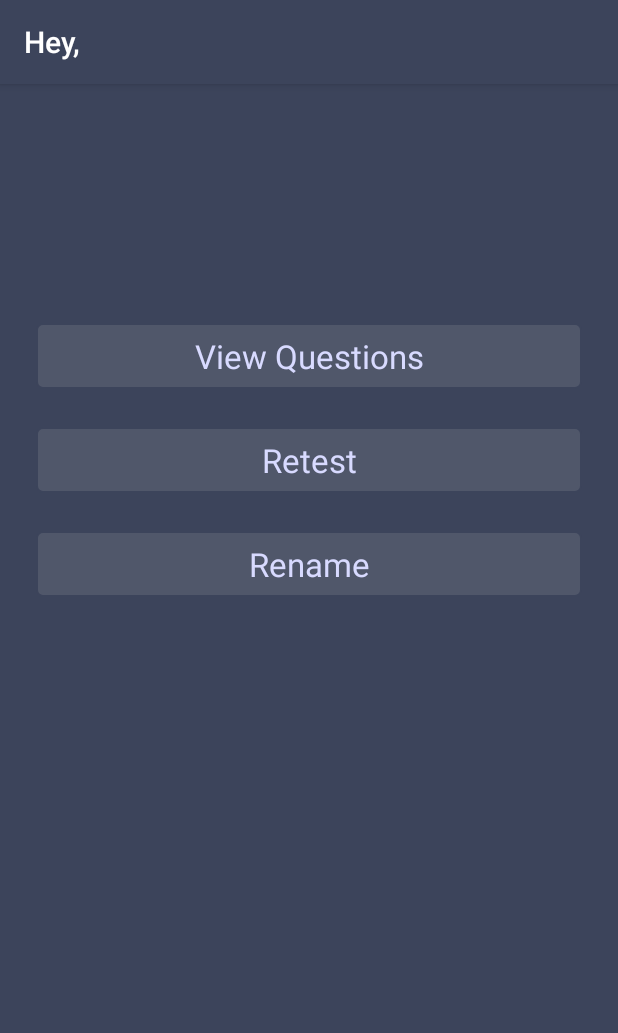
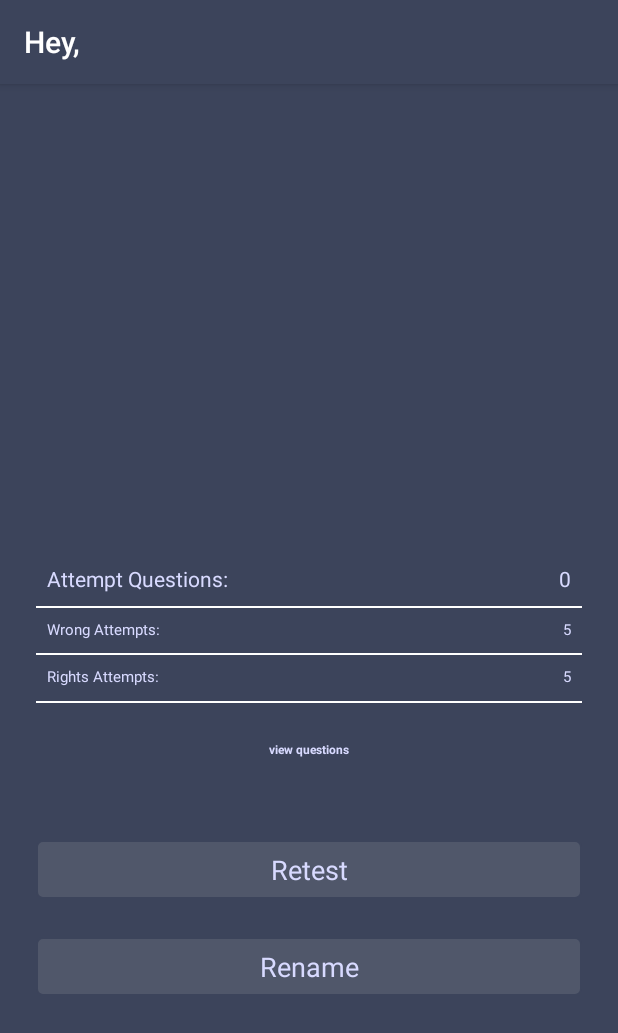
Before and after one commit to vinay089/Udacity_Quiz, an Android app: the After_Complete_test screen opened directly, with no data from a screen before it, on a phone screen of 412 x 824 dp. Shown: the top 1033 px of the screen. Run offline under Robolectric (Android 15) with nearby library versions, the phone set to English and light mode, and no system bars; our stand-ins replace ButterKnife; libraries missing offline, so code that uses them is left out: com.plattysoft.leonids; 3 statements that could not run were skipped.

Commit message:
sparkles after completion of test

```diff
--- a/app/build.gradle
+++ b/app/build.gradle
@@ -28,6 +28,7 @@ dependencies {
     annotationProcessor 'com.jakewharton:butterknife-compiler:8.8.1'
     compile 'com.google.dagger:dagger:2.10' //dagger library
     annotationProcessor 'com.google.dagger:dagger-compiler:2.10'
+    compile 'com.plattysoft.leonids:LeonidsLib:1.3.2' // particle explsion library
 
     androidTestImplementation 'com.android.support.test:runner:1.0.1'
     androidTestImplementation 'com.android.support.test.espresso:espresso-core:3.0.1'
--- a/app/src/main/java/quiz/com/quiz_basicsch/Adapter/History_Adapter.java
+++ b/app/src/main/java/quiz/com/quiz_basicsch/Adapter/History_Adapter.java
@@ -22,7 +22,7 @@ public class History_Adapter extends BaseAdapter {
 
     ArrayList<Question_Model> list;
     WeakReference<Context> _context;
-    History_Adapter(Context context, ArrayList<Question_Model> list){
+    public History_Adapter(Context context, ArrayList<Question_Model> list){
         _context = new WeakReference<Context>(context);
         this.list = list;
     }
--- a/app/src/main/java/quiz/com/quiz_basicsch/Adapter/Option_Adapter.java
+++ b/app/src/main/java/quiz/com/quiz_basicsch/Adapter/Option_Adapter.java
@@ -27,7 +27,7 @@ public class Option_Adapter extends BaseAdapter {
     List<String> list;
     private int selectedPosition = -1;
 
-    Option_Adapter(Context _context, List<String> list){
+    public Option_Adapter(Context _context, List<String> list){
         this.list = list;
         context = new WeakReference<Context> (_context);
     }
--- a/app/src/main/java/quiz/com/quiz_basicsch/After_Complete_test.java
+++ b/app/src/main/java/quiz/com/quiz_basicsch/After_Complete_test.java
@@ -8,6 +8,8 @@ import android.support.annotation.RequiresApi;
 import android.support.v7.app.AppCompatActivity;
 import android.view.View;
 import android.widget.TextView;
+
+import com.plattysoft.leonids.ParticleSystem;
 
 import java.util.ArrayList;
 
@@ -23,6 +25,15 @@ public class After_Complete_test extends AppCompatActivity {
     @BindView(R.id.tv_view_history)
     TextView viewHistory;
 
+    @BindView(R.id.id_view)
+    View el;
+
+    @BindView(R.id.tv_correct_attempts)
+    TextView Tv_Correct_Attempts;
+
+    @BindView(R.id.tv_wrong_attempts)
+    TextView Tv_wrong_attempts;
+
     @Override
     protected void onCreate(Bundle savedInstanceState) {
         super.onCreate(savedInstanceState);
@@ -33,6 +44,47 @@ public class After_Complete_test extends AppCompatActivity {
         String name = getSharedPreferences("Prefrences", MODE_PRIVATE).getString("name", "");
 
         getSupportActionBar().setTitle("Hey, "+name);
+
+
+        new Thread(){
+
+            @Override
+            public void run(){
+
+                final int correct_answer = getList();
+                final int wrong_attempts = 5 - correct_answer;
+
+                runOnUiThread(new Runnable() {
+                    @Override
+                    public void run() {
+
+                        Tv_Correct_Attempts.setText(""+correct_answer);
+                        Tv_wrong_attempts.setText(""+wrong_attempts);
+                    }
+                });
+            }
+        }.start();
+
+
+        new ParticleSystem(this, 80, R.drawable.ripple, 5000)
+                .setSpeedModuleAndAngleRange(0f, 0.3f, 0, 0)
+                .setRotationSpeed(144)
+                .setAcceleration(0.00005f, 90)
+                .emit(el, 8);
+
+        new ParticleSystem(this, 80, R.drawable.rippleredred, 5000)
+                .setSpeedModuleAndAngleRange(0f, 0.3f, 0, 0)
+                .setRotationSpeed(144)
+                .setAcceleration(0.00005f, 90)
+                .emit(el, 8);
+
+        new ParticleSystem(this, 80, R.drawable.rippleorange, 5000)
+                .setSpeedModuleAndAngleRange(0f, 0.3f, 0, 0)
+                .setRotationSpeed(144)
+                .setAcceleration(0.00005f, 90)
+                .emit(el, 8);
+
+
 
     }
 
@@ -82,7 +134,45 @@ public class After_Complete_test extends AppCompatActivity {
 
     }
 
+    private int getList() {
+        ArrayList<Integer> id_list = MainQuestionActivity.user_question_id;
+        ArrayList<Integer> user_ans = MainQuestionActivity.user_answers;
 
+        int correct_count = 0;
+
+        ArrayList<Question_Model> final_list = new ArrayList<>();
+
+        String answer = "";
+        for (int i = 0; i < id_list.size(); i++) {
+
+            Question_Model question_model = Maintain_ArrayList.allQuestions_ArrayList.get(id_list.get(i));
+
+            switch (user_ans.get(i)) {
+                case 0:
+                    answer = question_model.getOption1();
+                    break;
+
+                case 1:
+                    answer = question_model.getOption2();
+                    break;
+
+                case 2:
+                    answer = question_model.getOption3();
+                    break;
+
+                case 3:
+                    answer = question_model.getOption4();
+                    break;
+
+            }
+            question_model.setUser_answer(answer);
+
+            if(question_model.getAnswer().trim().equalsIgnoreCase(answer.trim()))
+                correct_count++;
+        }
+        return correct_count;
+
+    }
     Question_Listener question_listener = new Question_Listener() {
         @RequiresApi(api = Build.VERSION_CODES.LOLLIPOP)
         @Override
--- a/app/src/main/java/quiz/com/quiz_basicsch/Custom_Class/Maintain_ArrayList.java
+++ b/app/src/main/java/quiz/com/quiz_basicsch/Custom_Class/Maintain_ArrayList.java
@@ -12,7 +12,7 @@ public class Maintain_ArrayList {
 
     static Maintain_ArrayList maintain_arrayList;
 
-    static ArrayList<Question_Model> allQuestions_ArrayList;
+    public static ArrayList<Question_Model> allQuestions_ArrayList;
     static ArrayList<Question_Model> user_Questions_ArrayList;
 
     /*private static Maintain_ArrayList getInstance(){
--- a/app/src/main/java/quiz/com/quiz_basicsch/MainQuestionActivity.java
+++ b/app/src/main/java/quiz/com/quiz_basicsch/MainQuestionActivity.java
@@ -105,7 +105,7 @@ public class MainQuestionActivity extends AppCompatActivity {
         user_answers.add(pos);
         Option_Model.getInstance().setSelectedPosition(-1);
 
-        if(user_question_id.size() >= 5){
+        if(user_question_id.size() == 5){
 
             Intent intent = new Intent(this, After_Complete_test.class);
             intent.addFlags(Intent.FLAG_ACTIVITY_CLEAR_TASK | Intent.FLAG_ACTIVITY_NEW_TASK);
--- a/app/src/main/res/layout/activity_after__complete_test.xml
+++ b/app/src/main/res/layout/activity_after__complete_test.xml
@@ -5,10 +5,134 @@
     android:layout_width="match_parent"
     android:layout_height="match_parent"
     tools:context="quiz.com.quiz_basicsch.After_Complete_test"
-    android:background="@color/primary_background_color">
+    android:background="@color/primary_background_color"
+    android:id="@+id/rl_animation">
 
+    <View
+        android:layout_width="match_parent"
+        android:layout_height="match_parent"
+        android:id="@+id/id_view"/>
 
-    <TextView
+    <LinearLayout
+        android:layout_width="match_parent"
+        android:layout_height="wrap_content"
+        android:layout_margin="24dp"
+        android:orientation="vertical"
+        android:id="@+id/ll_score"
+        android:layout_centerVertical="true">
+
+        <RelativeLayout
+            android:layout_width="match_parent"
+            android:layout_height="wrap_content"
+            android:orientation="horizontal">
+
+            <TextView
+                android:layout_width="wrap_content"
+                android:layout_height="wrap_content"
+                android:padding="7dp"
+                android:text="Attempt Questions:"
+                android:textAppearance="@style/Base.TextAppearance.AppCompat.Small"
+                android:textColor="@color/basic_white" />
+
+            <TextView
+                android:layout_width="wrap_content"
+                android:layout_height="wrap_content"
+                android:layout_gravity="right"
+                android:padding="7dp"
+                android:text="5"
+                android:textAppearance="@style/Base.TextAppearance.AppCompat.Small"
+                android:textColor="@color/basic_white"
+                android:layout_alignParentRight="true"
+                android:id="@+id/tv_correct_attempts"/>
+
+        </RelativeLayout>
+
+        <View
+            android:layout_width="match_parent"
+            android:layout_height="1dp"
+            android:layout_marginTop="1dp"
+            android:background="#fff"/>
+
+        <RelativeLayout
+            android:layout_width="match_parent"
+            android:layout_height="wrap_content"
+            android:orientation="horizontal">
+
+            <TextView
+                android:layout_width="wrap_content"
+                android:layout_height="wrap_content"
+                android:layout_alignParentStart="true"
+                android:layout_alignParentTop="true"
+                android:padding="7dp"
+                android:text="Wrong Attempts:"
+                android:textColor="@color/basic_white"
+                android:textSize="10sp" />
+
+            <TextView
+                android:layout_width="wrap_content"
+                android:layout_height="wrap_content"
+                android:layout_gravity="right"
+                android:padding="7dp"
+                android:text="5"
+                android:textSize="10sp"
+                android:textColor="@color/basic_white"
+                android:layout_alignParentRight="true"
+                android:id="@+id/tv_wrong_attempts" />
+
+        </RelativeLayout>
+
+        <View
+            android:layout_width="match_parent"
+            android:layout_height="1dp"
+            android:layout_marginTop="1dp"
+            android:background="#fff"/>
+
+        <RelativeLayout
+            android:layout_width="match_parent"
+            android:layout_height="wrap_content"
+            android:orientation="horizontal">
+
+            <TextView
+                android:layout_width="wrap_content"
+                android:layout_height="wrap_content"
+                android:padding="7dp"
+                android:text="Rights Attempts:"
+                android:textSize="10sp"
+                android:textColor="@color/basic_white" />
+
+            <TextView
+                android:layout_width="wrap_content"
+                android:layout_height="wrap_content"
+                android:layout_gravity="right"
+                android:padding="7dp"
+                android:text="5"
+                android:textSize="10sp"
+                android:textColor="@color/basic_white"
+                android:layout_alignParentRight="true"/>
+
+        </RelativeLayout>
+
+        <View
+            android:layout_width="match_parent"
+            android:layout_height="1dp"
+            android:layout_marginTop="2dp"
+            android:background="#fff"/>
+
+        <TextView
+            android:layout_width="wrap_content"
+            android:layout_height="wrap_content"
+            android:id="@+id/tv_view_history"
+            android:text="view questions"
+            android:textStyle="bold"
+            android:textSize="8dp"
+            android:textColor="@color/basic_white"
+            android:layout_marginTop="25dp"
+            android:layout_gravity="center"
+            android:paddingBottom="5dp"/>
+
+    </LinearLayout>
+
+    <!--<TextView
         android:id="@+id/tv_view_history"
         android:layout_width="match_parent"
         android:layout_height="wrap_content"
@@ -21,17 +145,17 @@
         android:textAppearance="@style/Base.TextAppearance.AppCompat.Large"
         android:layout_marginLeft="48dp"
         android:padding="7dp"
-        android:textColor="@color/basic_white" />
+        android:textColor="@color/basic_white" />-->
 
     <TextView
         android:layout_width="match_parent"
         android:layout_height="wrap_content"
-        android:textAppearance="@style/Base.TextAppearance.AppCompat.Large"
+        android:textAppearance="@style/Base.TextAppearance.AppCompat.Medium"
         android:text="Retest"
         android:gravity="center"
         android:background="@drawable/roundedcorner_question"
         android:id="@+id/tv_restart_test"
-        android:layout_below="@+id/tv_view_history"
+        android:layout_below="@+id/ll_score"
         android:layout_marginTop="25dp"
         android:layout_marginLeft="48dp"
         android:padding="7dp"
@@ -41,7 +165,7 @@
     <TextView
         android:layout_width="match_parent"
         android:layout_height="wrap_content"
-        android:textAppearance="@style/Base.TextAppearance.AppCompat.Large"
+        android:textAppearance="@style/Base.TextAppearance.AppCompat.Medium"
         android:text="Rename"
         android:layout_below="@+id/tv_restart_test"
         android:gravity="center"
```
Also changed, not shown: app/src/main/java/quiz/com/quiz_basicsch/Rocket.java (added, +390 -0 lines), app/src/main/res/drawable/ripple.png (added), app/src/main/res/drawable/rippleorange.png (added), app/src/main/res/drawable/rippleredred.png (added), app/src/main/res/drawable/spar.png (added).
